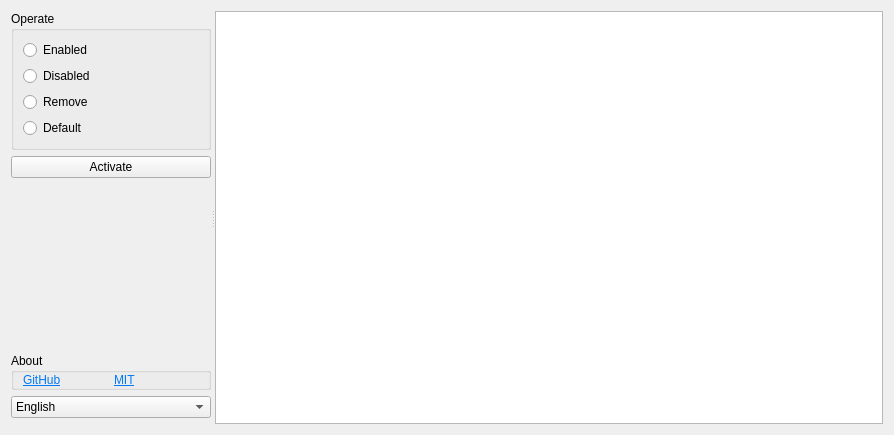
This is mainui.ui in XMuli/windows-defender-close as Qt 5 draws it before an edit. The edited form follows.
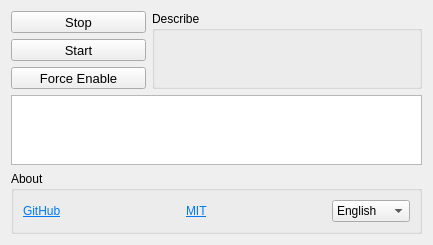
This is the edited form.

Diff of the .ui file:
```diff
--- a/mainui.ui
+++ b/mainui.ui
@@ -6,51 +6,17 @@
    <rect>
     <x>0</x>
     <y>0</y>
-    <width>894</width>
-    <height>435</height>
+    <width>433</width>
+    <height>221</height>
    </rect>
   </property>
   <property name="windowTitle">
    <string>MainUI</string>
   </property>
-  <layout class="QHBoxLayout" name="horizontalLayout_5">
+  <layout class="QVBoxLayout" name="verticalLayout" stretch="3,1,1">
    <item>
-    <widget class="QSplitter" name="splitter">
-     <property name="sizePolicy">
-      <sizepolicy hsizetype="Preferred" vsizetype="Preferred">
-       <horstretch>0</horstretch>
-       <verstretch>0</verstretch>
-      </sizepolicy>
-     </property>
-     <property name="maximumSize">
-      <size>
-       <width>16777215</width>
-       <height>16777215</height>
-      </size>
-     </property>
-     <property name="orientation">
-      <enum>Qt::Horizontal</enum>
-     </property>
-     <widget class="QWidget" name="widget_3" native="true">
-      <property name="sizePolicy">
-       <sizepolicy hsizetype="Maximum" vsizetype="Preferred">
-        <horstretch>0</horstretch>
-        <verstretch>0</verstretch>
-       </sizepolicy>
-      </property>
-      <property name="minimumSize">
-       <size>
-        <width>130</width>
-        <height>0</height>
-       </size>
-      </property>
-      <property name="maximumSize">
-       <size>
-        <width>200</width>
-        <height>16777215</height>
-       </size>
-      </property>
-      <layout class="QVBoxLayout" name="verticalLayout_2">
+    <widget class="QWidget" name="widget_6" native="true">
+     <layout class="QGridLayout" name="gridLayout" columnstretch="1,2">
        <property name="leftMargin">
         <number>0</number>
        </property>
@@ -63,108 +29,115 @@
        <property name="bottomMargin">
         <number>0</number>
        </property>
-       <item>
+      <item row="0" column="0">
+       <widget class="QToolButton" name="tbStop">
+        <property name="sizePolicy">
+         <sizepolicy hsizetype="Expanding" vsizetype="Expanding">
+          <horstretch>0</horstretch>
+          <verstretch>0</verstretch>
+         </sizepolicy>
+        </property>
+        <property name="font">
+         <font>
+          <pointsize>10</pointsize>
+         </font>
+        </property>
+        <property name="toolTip">
+         <string/>
+        </property>
+        <property name="text">
+         <string>Stop</string>
+        </property>
+       </widget>
+      </item>
+      <item row="0" column="1" rowspan="3">
         <widget class="QGroupBox" name="groupBox">
          <property name="title">
-          <string>Operate</string>
+         <string>Describe</string>
          </property>
          <layout class="QHBoxLayout" name="horizontalLayout">
           <item>
-           <widget class="QWidget" name="widget" native="true">
-            <layout class="QGridLayout" name="gridLayout">
-             <property name="leftMargin">
-              <number>0</number>
-             </property>
-             <property name="topMargin">
-              <number>0</number>
-             </property>
-             <property name="rightMargin">
-              <number>0</number>
-             </property>
-             <property name="bottomMargin">
-              <number>0</number>
-             </property>
-             <item row="2" column="0">
-              <widget class="QRadioButton" name="rbRemove">
+          <widget class="QLabel" name="labDescribe">
                <property name="text">
-                <string>Remove</string>
+            <string/>
+           </property>
+           <property name="alignment">
+            <set>Qt::AlignLeading|Qt::AlignLeft|Qt::AlignTop</set>
+           </property>
+           <property name="wordWrap">
+            <bool>true</bool>
                </property>
               </widget>
              </item>
-             <item row="0" column="0">
-              <widget class="QRadioButton" name="rbEnabled">
-               <property name="text">
-                <string>Enabled</string>
-               </property>
+        </layout>
               </widget>
              </item>
              <item row="1" column="0">
-              <widget class="QRadioButton" name="rbDisabled">
+       <widget class="QToolButton" name="tbStart">
+        <property name="sizePolicy">
+         <sizepolicy hsizetype="Expanding" vsizetype="Expanding">
+          <horstretch>0</horstretch>
+          <verstretch>0</verstretch>
+         </sizepolicy>
+        </property>
+        <property name="font">
+         <font>
+          <pointsize>10</pointsize>
+         </font>
+        </property>
+        <property name="toolTip">
+         <string/>
+        </property>
                <property name="text">
-                <string>Disabled</string>
+         <string>Start</string>
                </property>
               </widget>
              </item>
-             <item row="3" column="0">
-              <widget class="QRadioButton" name="rbDefault">
+      <item row="2" column="0">
+       <widget class="QToolButton" name="tbForceEnable">
+        <property name="sizePolicy">
+         <sizepolicy hsizetype="Expanding" vsizetype="Expanding">
+          <horstretch>0</horstretch>
+          <verstretch>0</verstretch>
+         </sizepolicy>
+        </property>
+        <property name="font">
+         <font>
+          <pointsize>10</pointsize>
+         </font>
+        </property>
+        <property name="toolTip">
+         <string/>
+        </property>
                <property name="text">
-                <string>Default</string>
+         <string>Force Enable</string>
                </property>
               </widget>
              </item>
             </layout>
            </widget>
           </item>
-         </layout>
-        </widget>
-       </item>
        <item>
-        <widget class="QPushButton" name="btActivate">
-         <property name="text">
-          <string>Activate</string>
-         </property>
-        </widget>
-       </item>
-       <item>
-        <spacer name="verticalSpacer">
-         <property name="orientation">
-          <enum>Qt::Vertical</enum>
-         </property>
-         <property name="sizeHint" stdset="0">
-          <size>
-           <width>20</width>
-           <height>210</height>
-          </size>
-         </property>
-        </spacer>
-       </item>
-       <item>
-        <widget class="QWidget" name="widget_4" native="true">
-         <layout class="QVBoxLayout" name="verticalLayout">
-          <property name="leftMargin">
-           <number>0</number>
-          </property>
-          <property name="topMargin">
-           <number>0</number>
-          </property>
-          <property name="rightMargin">
-           <number>0</number>
-          </property>
-          <property name="bottomMargin">
-           <number>0</number>
-          </property>
+    <widget class="QPlainTextEdit" name="textEdit">
+     <property name="enabled">
+      <bool>true</bool>
+     </property>
+     <property name="font">
+      <font>
+       <pointsize>10</pointsize>
+      </font>
+     </property>
+     <property name="readOnly">
+      <bool>true</bool>
+     </property>
+    </widget>
+   </item>
           <item>
            <widget class="QGroupBox" name="groupBox_2">
             <property name="title">
              <string>About</string>
             </property>
             <layout class="QHBoxLayout" name="horizontalLayout_3">
-             <property name="topMargin">
-              <number>0</number>
-             </property>
-             <property name="bottomMargin">
-              <number>0</number>
-             </property>
              <item>
               <widget class="QWidget" name="widget_5" native="true">
                <layout class="QHBoxLayout" name="horizontalLayout_4">
@@ -193,6 +166,19 @@
                   </property>
                  </widget>
                 </item>
+         <item>
+          <spacer name="horizontalSpacer">
+           <property name="orientation">
+            <enum>Qt::Horizontal</enum>
+           </property>
+           <property name="sizeHint" stdset="0">
+            <size>
+             <width>40</width>
+             <height>20</height>
+            </size>
+           </property>
+          </spacer>
+         </item>
                 <item>
                  <widget class="QLabel" name="label_2">
                   <property name="text">
@@ -203,14 +189,36 @@
                   </property>
                  </widget>
                 </item>
-               </layout>
-              </widget>
+         <item>
+          <spacer name="horizontalSpacer_2">
+           <property name="orientation">
+            <enum>Qt::Horizontal</enum>
+           </property>
+           <property name="sizeHint" stdset="0">
+            <size>
+             <width>40</width>
+             <height>20</height>
+            </size>
+           </property>
+          </spacer>
              </item>
             </layout>
            </widget>
           </item>
           <item>
            <widget class="QComboBox" name="cbbLanguage">
+        <property name="sizePolicy">
+         <sizepolicy hsizetype="Preferred" vsizetype="Preferred">
+          <horstretch>0</horstretch>
+          <verstretch>0</verstretch>
+         </sizepolicy>
+        </property>
+        <property name="minimumSize">
+         <size>
+          <width>0</width>
+          <height>0</height>
+         </size>
+        </property>
             <item>
              <property name="text">
               <string>English</string>
@@ -229,32 +237,6 @@
            </widget>
           </item>
          </layout>
-        </widget>
-       </item>
-       <item>
-        <widget class="QWidget" name="widget_2" native="true">
-         <layout class="QHBoxLayout" name="horizontalLayout_2">
-          <property name="spacing">
-           <number>0</number>
-          </property>
-          <property name="leftMargin">
-           <number>0</number>
-          </property>
-          <property name="topMargin">
-           <number>0</number>
-          </property>
-          <property name="rightMargin">
-           <number>0</number>
-          </property>
-          <property name="bottomMargin">
-           <number>0</number>
-          </property>
-         </layout>
-        </widget>
-       </item>
-      </layout>
-     </widget>
-     <widget class="QTextEdit" name="textEdit"/>
     </widget>
    </item>
   </layout>
```
Lines whose indentation alone changed are shown as unchanged.
